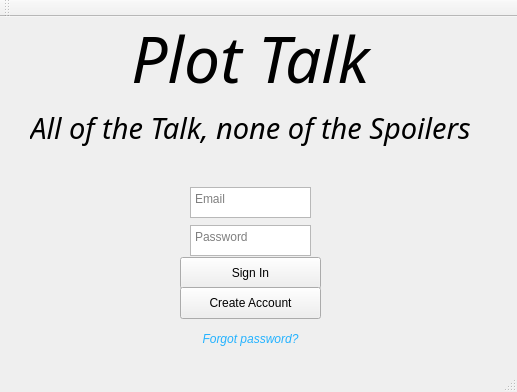
Old version of the form PlotTalk/Forms/mainwindow.ui in the repository allanhaywood/CS441.
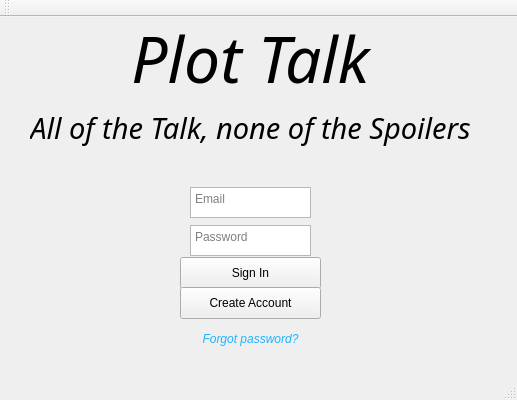
New version of the form.

Diff of the .ui file:
```diff
--- a/PlotTalk/Forms/mainwindow.ui
+++ b/PlotTalk/Forms/mainwindow.ui
@@ -7,7 +7,7 @@
     <x>0</x>
     <y>0</y>
     <width>517</width>
-    <height>392</height>
+    <height>400</height>
    </rect>
   </property>
   <property name="windowTitle">
```
